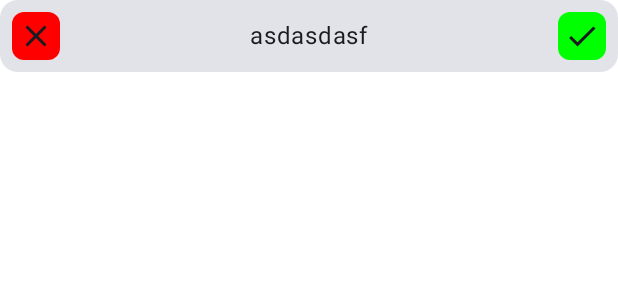
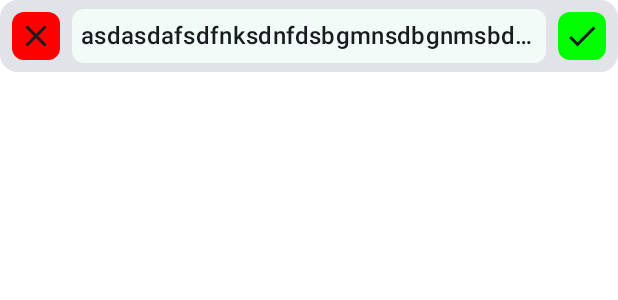
Before and after one commit to daemuun/todo-list, an Android app built with Jetpack Compose: the @Preview function TodoItemPrewiew, on a phone screen of 412 x 824 dp. Shown: the top 300 px of the screen. Run offline under Robolectric (Android 15) with nearby library versions, the phone set to English and light mode, and no system bars.

Commit message:
feat: update todo item UI

```diff
--- a/app/src/main/java/com/example/todolist/ui/TodoListScreen.kt
+++ b/app/src/main/java/com/example/todolist/ui/TodoListScreen.kt
@@ -5,8 +5,10 @@ import androidx.compose.foundation.clickable
 import androidx.compose.foundation.layout.Arrangement
 import androidx.compose.foundation.layout.Box
 import androidx.compose.foundation.layout.Row
+import androidx.compose.foundation.layout.fillMaxSize
 import androidx.compose.foundation.layout.fillMaxWidth
 import androidx.compose.foundation.layout.padding
+import androidx.compose.foundation.layout.width
 import androidx.compose.material.icons.Icons
 import androidx.compose.material.icons.filled.Close
 import androidx.compose.material.icons.filled.Done
@@ -19,8 +21,10 @@ import androidx.compose.runtime.Composable
 import androidx.compose.ui.Alignment
 import androidx.compose.ui.Modifier
 import androidx.compose.ui.draw.clip
+import androidx.compose.ui.draw.shadow
 import androidx.compose.ui.graphics.Color
 import androidx.compose.ui.graphics.vector.ImageVector
+import androidx.compose.ui.text.style.TextOverflow
 import androidx.compose.ui.tooling.preview.Preview
 import androidx.compose.ui.unit.dp
 import com.example.todolist.model.Todo
@@ -51,9 +55,13 @@ fun TodoItem(
                 color = Color.Red,
                 onActionButtonClick = onDeleteButtonClick
             )
-            Text(
-                text = todo.title,
-                modifier = Modifier.clickable(onClick = onChangeTextClick)
+            TodoTitile(
+                title = todo.title,
+                onChangeTextClick = onChangeTextClick,
+                modifier = Modifier
+                    .weight(1f)
+                    .clip(MaterialTheme.shapes.small)
+                    .background(Color(0xfff2fbf8))
             )
             ActionButton(
                 icon = Icons.Filled.Done,
@@ -62,6 +70,25 @@ fun TodoItem(
                 onActionButtonClick = onDoneButtonClick
             )
         }
+    }
+}
+
+@Composable
+fun TodoTitile(
+    title: String,
+    onChangeTextClick: () -> Unit,
+    modifier: Modifier = Modifier
+) {
+    Box(modifier = modifier) {
+        Text(
+            text = title,
+            modifier = Modifier
+                .clickable(onClick = onChangeTextClick)
+                .padding(all = 6.dp),
+            maxLines = 1,
+            overflow = TextOverflow.Ellipsis,
+            style = MaterialTheme.typography.titleMedium
+        )
     }
 }
 
@@ -105,7 +132,7 @@ fun TodoListScreenPrewiew() {
 fun TodoItemPrewiew() {
     TodoListTheme {
         TodoItem(
-            todo = Todo("asdasdasf"),
+            todo = Todo("asdasdafsdfnksdnfdsbgmnsdbgnmsbdgmnsf"),
             onChangeTextClick = {},
             onDoneButtonClick = {},
             onDeleteButtonClick = {}
```
